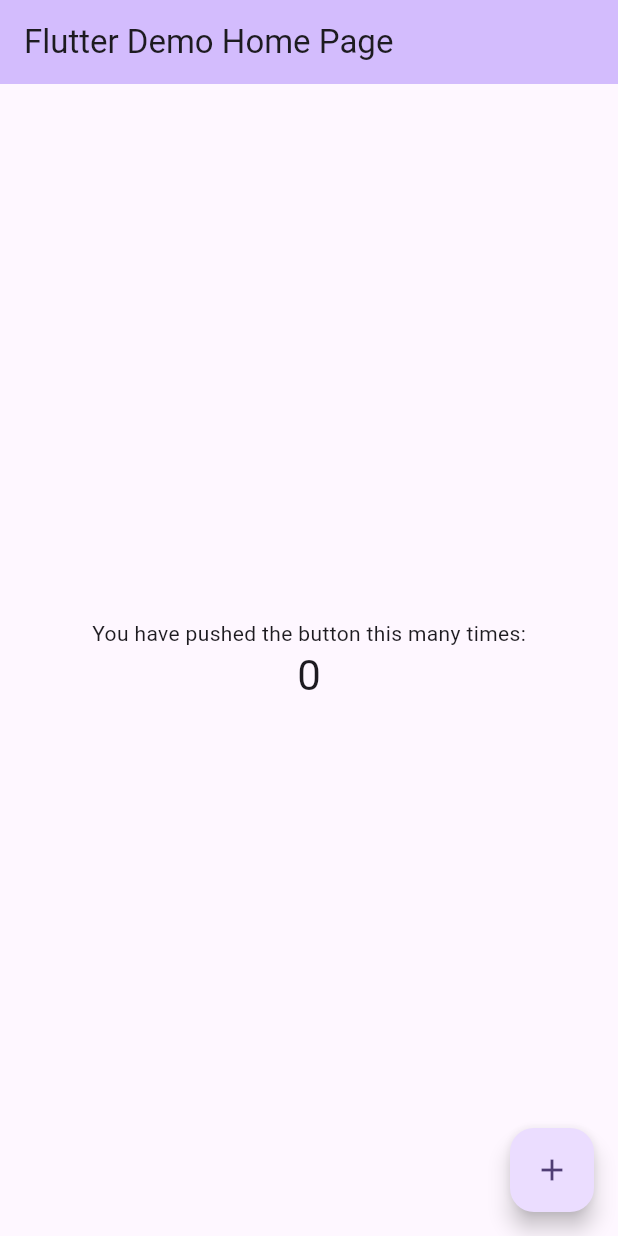
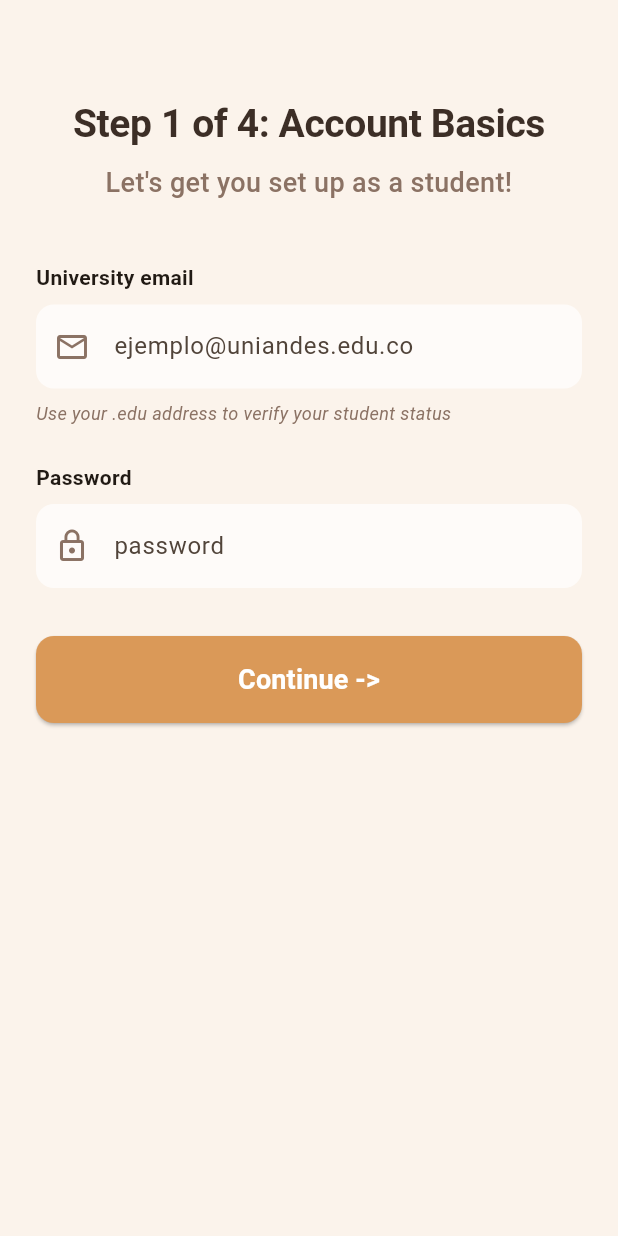
Before and after one commit to Moviles-GN46-Org/housing-app-flutter, a Flutter app: the screen it shows after launch, on a phone screen of 412 x 824 dp. Run offline on Flutter 3.47's test engine with Material 3 defaults, Android fonts, the phone set to English and light mode, and no system bars; our stand-ins replace firebase_auth, firebase_core; accounts and stored records are empty; Roboto replaces fonts that are missing (Instrument Sans).

Commit message:
feat: implement SignUp UI and Firebase Auth with Uniandes business rule

```diff
--- a/lib/main.dart
+++ b/lib/main.dart
@@ -1,122 +1,47 @@
 import 'package:flutter/material.dart';
+import 'package:firebase_core/firebase_core.dart';
+import 'package:provider/provider.dart';
 
-void main() {
-  runApp(const MyApp());
+// Estos son los archivos que tú creaste
+import 'firebase_options.dart';
+import 'utils/app_theme.dart';
+import 'viewmodels/auth_view_model.dart';
+import 'views/sign_up_view.dart'; // Lo descomentaremos en el siguiente paso
+
+void main() async {
+  // 1. Asegura que el motor de Flutter esté listo antes de llamar a Firebase
+  WidgetsFlutterBinding.ensureInitialized();
+
+  // 2. Conecta tu app con el proyecto "CasAndes" usando el archivo autogenerado
+  await Firebase.initializeApp(
+    options: DefaultFirebaseOptions.currentPlatform,
+  );
+
+  // 3. Arranca la app inyectando el AuthViewModel para que toda la app lo escuche (Observer Pattern)
+  runApp(
+    MultiProvider(
+      providers: [
+        ChangeNotifierProvider(create: (_) => AuthViewModel()),
+      ],
+      child: const CasAndesApp(),
+    ),
+  );
 }
 
-class MyApp extends StatelessWidget {
-  const MyApp({super.key});
+class CasAndesApp extends StatelessWidget {
+  const CasAndesApp({super.key});
 
-  // This widget is the root of your application.
   @override
   Widget build(BuildContext context) {
     return MaterialApp(
-      title: 'Flutter Demo',
+      title: 'CasAndes',
+      debugShowCheckedModeBanner: false,
       theme: ThemeData(
-        // This is the theme of your application.
-        //
-        // TRY THIS: Try running your application with "flutter run". You'll see
-        // the application has a purple toolbar. Then, without quitting the app,
-        // try changing the seedColor in the colorScheme below to Colors.green
-        // and then invoke "hot reload" (save your changes or press the "hot
-        // reload" button in a Flutter-supported IDE, or press "r" if you used
-        // the command line to start the app).
-        //
-        // Notice that the counter didn't reset back to zero; the application
-        // state is not lost during the reload. To reset the state, use hot
-        // restart instead.
-        //
-        // This works for code too, not just values: Most code changes can be
-        // tested with just a hot reload.
-        colorScheme: .fromSeed(seedColor: Colors.deepPurple),
+        scaffoldBackgroundColor: AppColors.background,
+        colorScheme: ColorScheme.fromSeed(seedColor: AppColors.primary),
+        fontFamily: AppTextStyles.fontFamily,
       ),
-      home: const MyHomePage(title: 'Flutter Demo Home Page'),
+      home: const SignUpView(),
     );
   }
 }
-
-class MyHomePage extends StatefulWidget {
-  const MyHomePage({super.key, required this.title});
-
-  // This widget is the home page of your application. It is stateful, meaning
-  // that it has a State object (defined below) that contains fields that affect
-  // how it looks.
-
-  // This class is the configuration for the state. It holds the values (in this
-  // case the title) provided by the parent (in this case the App widget) and
-  // used by the build method of the State. Fields in a Widget subclass are
-  // always marked "final".
-
-  final String title;
-
-  @override
-  State<MyHomePage> createState() => _MyHomePageState();
-}
-
-class _MyHomePageState extends State<MyHomePage> {
-  int _counter = 0;
-
-  void _incrementCounter() {
-    setState(() {
-      // This call to setState tells the Flutter framework that something has
-      // changed in this State, which causes it to rerun the build method below
-      // so that the display can reflect the updated values. If we changed
-      // _counter without calling setState(), then the build method would not be
-      // called again, and so nothing would appear to happen.
-      _counter++;
-    });
-  }
-
-  @override
-  Widget build(BuildContext context) {
-    // This method is rerun every time setState is called, for instance as done
-    // by the _incrementCounter method above.
-    //
-    // The Flutter framework has been optimized to make rerunning build methods
-    // fast, so that you can just rebuild anything that needs updating rather
-    // than having to individually change instances of widgets.
-    return Scaffold(
-      appBar: AppBar(
-        // TRY THIS: Try changing the color here to a specific color (to
-        // Colors.amber, perhaps?) and trigger a hot reload to see the AppBar
-        // change color while the other colors stay the same.
-        backgroundColor: Theme.of(context).colorScheme.inversePrimary,
-        // Here we take the value from the MyHomePage object that was created by
-        // the App.build method, and use it to set our appbar title.
-        title: Text(widget.title),
-      ),
-      body: Center(
-        // Center is a layout widget. It takes a single child and positions it
-        // in the middle of the parent.
-        child: Column(
-          // Column is also a layout widget. It takes a list of children and
-          // arranges them vertically. By default, it sizes itself to fit its
-          // children horizontally, and tries to be as tall as its parent.
-          //
-          // Column has various properties to control how it sizes itself and
-          // how it positions its children. Here we use mainAxisAlignment to
-          // center the children vertically; the main axis here is the vertical
-          // axis because Columns are vertical (the cross axis would be
-          // horizontal).
-          //
-          // TRY THIS: Invoke "debug painting" (choose the "Toggle Debug Paint"
-          // action in the IDE, or press "p" in the console), to see the
-          // wireframe for each widget.
-          mainAxisAlignment: .center,
-          children: [
-            const Text('You have pushed the button this many times:'),
-            Text(
-              '$_counter',
-              style: Theme.of(context).textTheme.headlineMedium,
-            ),
-          ],
-        ),
-      ),
-      floatingActionButton: FloatingActionButton(
-        onPressed: _incrementCounter,
-        tooltip: 'Increment',
-        child: const Icon(Icons.add),
-      ),
-    );
-  }
-}
--- /dev/null
+++ b/lib/viewmodels/auth_view_model.dart
@@ -0,0 +1,41 @@
+import 'package:flutter/material.dart';
+import 'package:firebase_auth/firebase_auth.dart';
+
+class AuthViewModel extends ChangeNotifier {
+  final FirebaseAuth _auth = FirebaseAuth.instance;
+
+  bool _isLoading = false;
+  bool get isLoading => _isLoading;
+
+  String? _errorMessage;
+  String? get errorMessage => _errorMessage;
+
+  // --- REGLA DE NEGOCIO ---
+  bool _isValidUniandesEmail(String email) {
+    return email.trim().toLowerCase().endsWith('@uniandes.edu.co');
+  }
+
+  Future<bool> signUp(String email, String password) async {
+    if (!_isValidUniandesEmail(email)) {
+      _errorMessage = "Por seguridad, debes usar tu correo institucional (@uniandes.edu.co)";
+      notifyListeners();
+      return false;
+    }
+    _setLoading(true);
+    try {
+      await _auth.createUserWithEmailAndPassword(email: email.trim(), password: password);
+      _errorMessage = null;
+      _setLoading(false);
+      return true;
+    } on FirebaseAuthException catch (e) {
+      _errorMessage = e.message ?? "Ocurrió un error al registrarse.";
+      _setLoading(false);
+      return false;
+    }
+  }
+
+  void _setLoading(bool value) {
+    _isLoading = value;
+    notifyListeners();
+  }
+}
--- /dev/null
+++ b/lib/views/sign_up_view.dart
@@ -0,0 +1,144 @@
+import 'package:flutter/material.dart';
+import 'package:provider/provider.dart';
+import '../utils/app_theme.dart';
+import '../viewmodels/auth_view_model.dart';
+
+class SignUpView extends StatefulWidget {
+  const SignUpView({super.key});
+
+  @override
+  State<SignUpView> createState() => _SignUpViewState();
+}
+
+class _SignUpViewState extends State<SignUpView> {
+  final TextEditingController _emailController = TextEditingController();
+  final TextEditingController _passwordController = TextEditingController();
+
+  @override
+  void dispose() {
+    _emailController.dispose();
+    _passwordController.dispose();
+    super.dispose();
+  }
+
+  @override
+  Widget build(BuildContext context) {
+    // Aquí la Vista se "suscribe" al ViewModel
+    final authViewModel = context.watch<AuthViewModel>();
+
+    return Scaffold(
+      backgroundColor: AppColors.background,
+      body: SafeArea(
+        child: SingleChildScrollView(
+          padding: const EdgeInsets.all(24.0),
+          child: Column(
+            crossAxisAlignment: CrossAxisAlignment.stretch,
+            children: [
+              const SizedBox(height: 40),
+              const Text(
+                'Step 1 of 4: Account Basics',
+                textAlign: TextAlign.center,
+                style: AppTextStyles.heading,
+              ),
+              const SizedBox(height: 8),
+              const Text(
+                'Let\'s get you set up as a student!',
+                textAlign: TextAlign.center,
+                style: AppTextStyles.bodyMuted,
+              ),
+              const SizedBox(height: 40),
+
+              // Campo de Correo
+              const Text('University email', style: TextStyle(fontWeight: FontWeight.bold)),
+              const SizedBox(height: 8),
+              TextField(
+                controller: _emailController,
+                decoration: InputDecoration(
+                  hintText: 'ejemplo@uniandes.edu.co',
+                  filled: true,
+                  fillColor: AppColors.inputBackground,
+                  border: OutlineInputBorder(
+                    borderRadius: BorderRadius.circular(12),
+                    borderSide: BorderSide.none,
+                  ),
+                  prefixIcon: const Icon(Icons.email_outlined, color: AppColors.textMuted),
+                ),
+                keyboardType: TextInputType.emailAddress,
+              ),
+              const SizedBox(height: 8),
+              const Text(
+                'Use your .edu address to verify your student status',
+                style: TextStyle(fontSize: 12, color: AppColors.textMuted, fontStyle: FontStyle.italic),
+              ),
+              const SizedBox(height: 24),
+
+              // Campo de Contraseña
+              const Text('Password', style: TextStyle(fontWeight: FontWeight.bold)),
+              const SizedBox(height: 8),
+              TextField(
+                controller: _passwordController,
+                obscureText: true,
+                decoration: InputDecoration(
+                  hintText: 'password',
+                  filled: true,
+                  fillColor: AppColors.inputBackground,
+                  border: OutlineInputBorder(
+                    borderRadius: BorderRadius.circular(12),
+                    borderSide: BorderSide.none,
+                  ),
+                  prefixIcon: const Icon(Icons.lock_outline, color: AppColors.textMuted),
+                ),
+              ),
+              const SizedBox(height: 32),
+
+              // Mostrar error si la regla de negocio falla
+              if (authViewModel.errorMessage != null)
+                Padding(
+                  padding: const EdgeInsets.only(bottom: 16.0),
+                  child: Text(
+                    authViewModel.errorMessage!,
+                    style: const TextStyle(color: Colors.red, fontWeight: FontWeight.bold),
+                    textAlign: TextAlign.center,
+                  ),
+                ),
+
+              // Botón de Continue
+              ElevatedButton(
+                style: ElevatedButton.styleFrom(
+                  backgroundColor: AppColors.primary,
+                  padding: const EdgeInsets.symmetric(vertical: 16),
+                  shape: RoundedRectangleBorder(
+                    borderRadius: BorderRadius.circular(12),
+                  ),
+                ),
+                onPressed: authViewModel.isLoading
+                    ? null
+                    : () async {
+                        // Llamamos a la lógica de negocio
+                        bool success = await context.read<AuthViewModel>().signUp(
+                              _emailController.text,
+                              _passwordController.text,
+                            );
+
+                        if (success) {
+                          // Mostrar mensaje de éxito temporalmente
+                          ScaffoldMessenger.of(context).showSnackBar(
+                            const SnackBar(content: Text("¡Cuenta creada con éxito!")),
+                          );
+                          // Aquí luego navegaremos al "Step 2"
+                        }
+                      },
+                child: authViewModel.isLoading
+                    ? const CircularProgressIndicator(color: Colors.white)
+                    : const Text(
+                        'Continue ->',
+                        style: TextStyle(fontSize: 18, color: Colors.white, fontWeight: FontWeight.bold),
+                      ),
+              ),
+            ],
+          ),
+        ),
+      ),
+    );
+  }
+}
```
Also changed, not shown: firebase.json (added), lib/firebase_options.dart (added), 4 other files.
